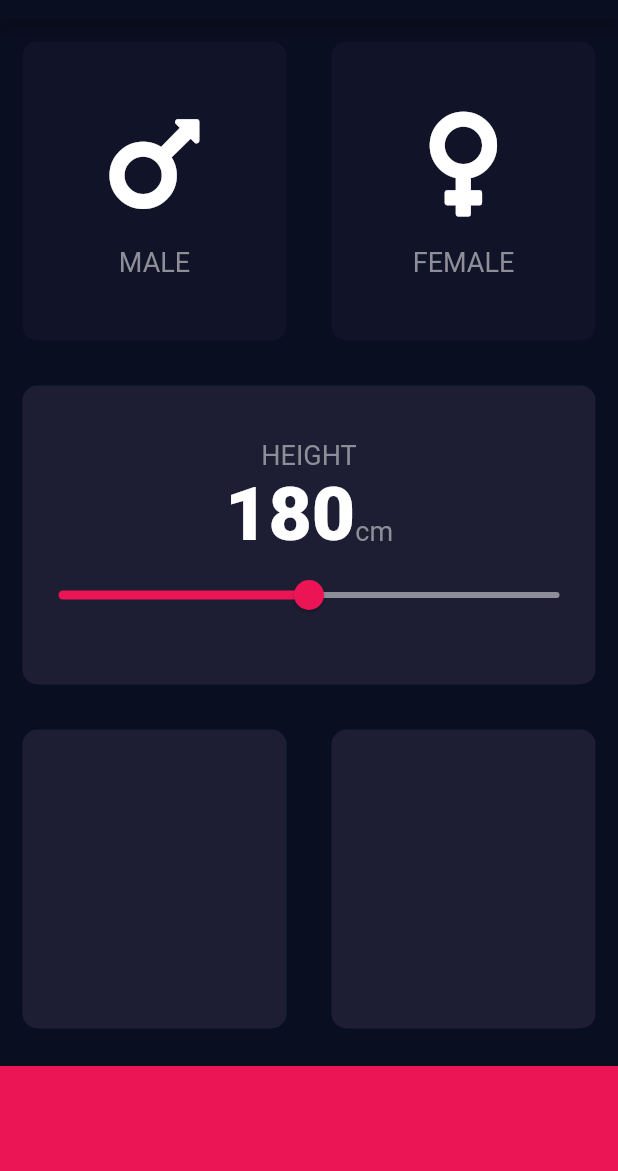
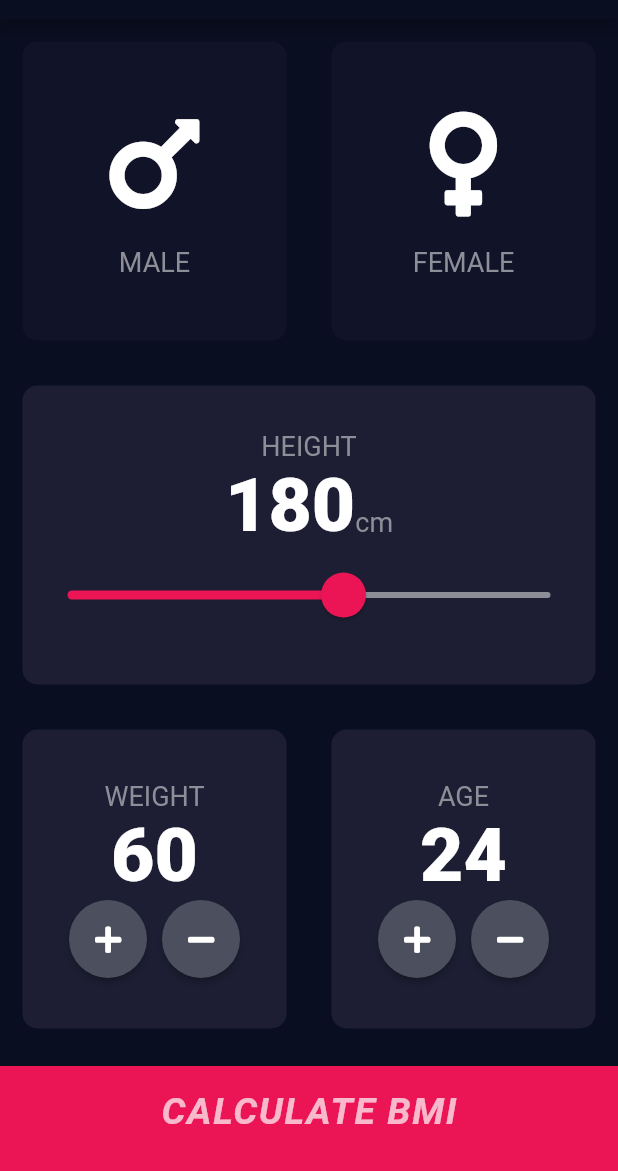
Before and after one commit to Nagaraj-U/BMI_Calculator, a Flutter app: the screen it shows after launch, on a phone screen of 412 x 824 dp, the part 65-1236 px from its top. Run offline on Flutter 3.47's test engine with Material 2 defaults, Android fonts, the phone set to English and light mode, and no system bars; our stand-ins replace font_awesome_flutter.

Commit message:
Add files via upload

```diff
--- a/lib/constants.dart
+++ b/lib/constants.dart
@@ -11,7 +11,35 @@ const Color kInactiveCardColor=Color(0xFF111328);
 const Color kBottomContainerColor=Color(0xFFEB1555);
 const double kBottomContainerHeight=70.0;
 
-const kHeightTextStyle=TextStyle(
+const kNumberTextStyle=TextStyle(
     fontSize: 50,
     fontWeight: FontWeight.w900
 );
+
+const kBottomButtonTextStyle=TextStyle(
+  fontSize: 25,
+  letterSpacing: 1,
+  fontWeight: FontWeight.bold,
+  fontStyle: FontStyle.italic,
+  color: Colors.white70
+);
+
+const kResultPageTitleStyle=TextStyle(
+  fontWeight: FontWeight.bold,
+  fontSize: 45,
+  color: Colors.white70,
+);
+
+const kResultPageTextStyle=TextStyle(
+  fontSize: 22,
+  fontWeight: FontWeight.bold,
+  color: Color(0xFF24D876)
+);
+
+const kBMITextStyle=TextStyle(
+  fontWeight: FontWeight.bold,
+  fontSize: 100
+);
+const kResultBodyTextStyle=TextStyle(
+  fontSize: 22
+);
--- a/lib/input_page.dart
+++ b/lib/input_page.dart
@@ -4,7 +4,10 @@ import 'package:font_awesome_flutter/font_awesome_flutter.dart';
 import 'package:bmi_calculator/reusable_card.dart';
 import 'package:bmi_calculator/icon_content.dart';
 import 'constants.dart';
-
+import 'result_page.dart';
+import 'bottom_button.dart';
+import 'calculator_brain.dart';
+import 'round_icon.dart';
 
 enum Gender{
   male,
@@ -21,26 +24,10 @@ class _InputPageState extends State<InputPage> {
 //  Color femaleCardColor=inactiveCardColor;
   Gender selectedGender;
   int height=180;
+  int weight=60;
+  int age= 24;
 
-//  void updateCardColor(Gender selectedGender){
-//    if(selectedGender==Gender.male){
-//      if(maleCardColor==inactiveCardColor){
-//        maleCardColor=activeCardColor;
-//        femaleCardColor=inactiveCardColor;
-//      }else{
-//        maleCardColor=inactiveCardColor;
-//      }
-//    }
-//
-//    if(selectedGender==Gender.female){
-//      if(femaleCardColor==inactiveCardColor){
-//        femaleCardColor=activeCardColor;
-//        maleCardColor=inactiveCardColor;
-//      }else{
-//        femaleCardColor=inactiveCardColor;
-//      }
-//    }
-//  }
+
   @override
   Widget build(BuildContext context) {
     return Scaffold(
@@ -93,7 +80,7 @@ class _InputPageState extends State<InputPage> {
                     children: <Widget>[
                       Text(
                         height.toString(),
-                         style: kHeightTextStyle,
+                         style: kNumberTextStyle,
                       ),
                       Text(
                         'cm',
@@ -101,17 +88,29 @@ class _InputPageState extends State<InputPage> {
                       ),
                     ],
                   ),
-                  Slider(
+                  SliderTheme(
+                    data: SliderTheme.of(context).copyWith(
+                      activeTrackColor: Color(0xFFEB1555),
+                      inactiveTrackColor: Color(0xFF8D8E98),
+                      thumbColor: Color(0xFFEB1555),
+                      overlayColor: Color(0x29EB1555),
+                      thumbShape: RoundSliderThumbShape(
+                        enabledThumbRadius: 15
+                      ),
+                      overlayShape: RoundSliderOverlayShape(
+                        overlayRadius: 30
+                      ),
+                    ),
+                    child: Slider(
                       value: height.toDouble(),
-                    min: 120,
+                      min: 100,
                       max: 240,
-                    activeColor: Color(0xFFEB1555),
-                    inactiveColor: Color(0xFF8D8E98),
                       onChanged: (double newValue){
                         setState(() {
                           height=newValue.round();
                         });
                       },
+                    ),
                   )
                 ],
               ),
@@ -121,20 +120,102 @@ class _InputPageState extends State<InputPage> {
             children: <Widget>[
               Expanded(child: ReusableCard(
                 colour: kActiveCardColor,
+                cardChild: Column(
+                  mainAxisAlignment: MainAxisAlignment.center,
+                  children: <Widget>[
+                    Text(
+                      'WEIGHT',
+                      style: kTextStyle,
+                    ),
+                    Text(
+                      weight.toString(),
+                      style: kNumberTextStyle,
+                    ),
+                    Row(
+                      mainAxisAlignment: MainAxisAlignment.center,
+                      children: <Widget>[
+                       RoundIconButton(
+                         icon: FontAwesomeIcons.plus,
+                         onPressed: (){
+                           setState(() {
+                             weight++;
+                           });
+                         },
+
+                       ),
+                        SizedBox(
+                          width: 10,
+                        ),
+                        RoundIconButton(
+                          icon: FontAwesomeIcons.minus,
+                          onPressed: (){
+                            setState(() {
+                              weight--;
+                            });
+                          },
+                        )
+                      ],
+
+                    )
+                  ],
                 ),
               ),
-              Expanded(child: ReusableCard(
+              ),
+              Expanded(
+                child: ReusableCard(
                   colour: kActiveCardColor,
+                  cardChild: Column(
+                    mainAxisAlignment: MainAxisAlignment.center,
+                    children: <Widget>[
+                      Text('AGE',
+                      style: kTextStyle,),
+                      Text(
+                        age.toString(),
+                        style: kNumberTextStyle,
+                      ),
+                      Row(
+                        mainAxisAlignment: MainAxisAlignment.center,
+                        children: <Widget>[
+                          RoundIconButton(
+                            icon: FontAwesomeIcons.plus,
+                            onPressed: (){
+                              setState(() {
+                                age++;
+                              });
+                            },
+                          ),
+                          SizedBox(
+                            width: 10,
+                          ),
+                          RoundIconButton(
+                            icon: FontAwesomeIcons.minus,
+                            onPressed: (){
+                              setState(() {
+                                age--;
+                              });
+                            },
+                          ),
+                        ],
+                      )
+                    ],
+                  ),
+
               ),
               )
             ],
           ),
           ),
-          Container(
-            color: kBottomContainerColor,
-            margin: EdgeInsets.only(top: 10),
-            width: double.infinity,
-            height: kBottomContainerHeight,
+          BottomButton(
+            onTap: (){
+              Calculator calc=Calculator(height: height,weight: weight);
+              Navigator.push(context, MaterialPageRoute(builder: (context)=>ResultPage(
+                bmi: calc.getBMI(),
+                result: calc.getResult(),
+                interpretation: calc.getInterpretation(),
+              )));
+              //Navigator.pushNamed(context, '/result');
+            },
+            buttonTitle: 'CALCULATE BMI',
           ),
         ],
       ),
```
Also changed, not shown: lib/main.dart (+9 -1 lines). Lines whose indentation alone changed are shown as unchanged.
